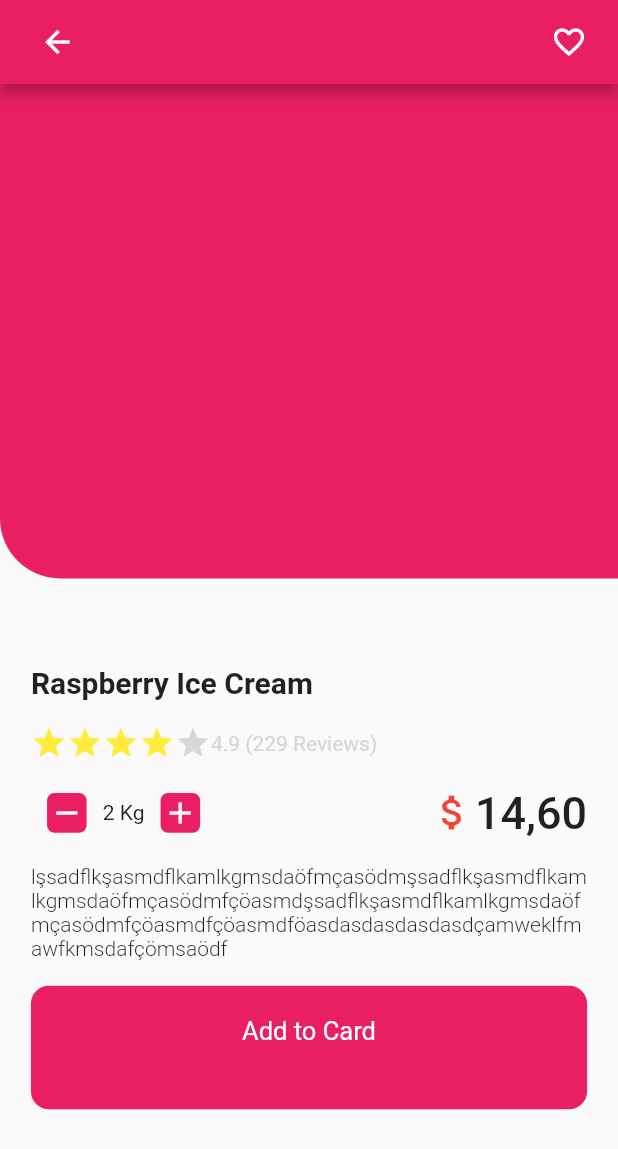
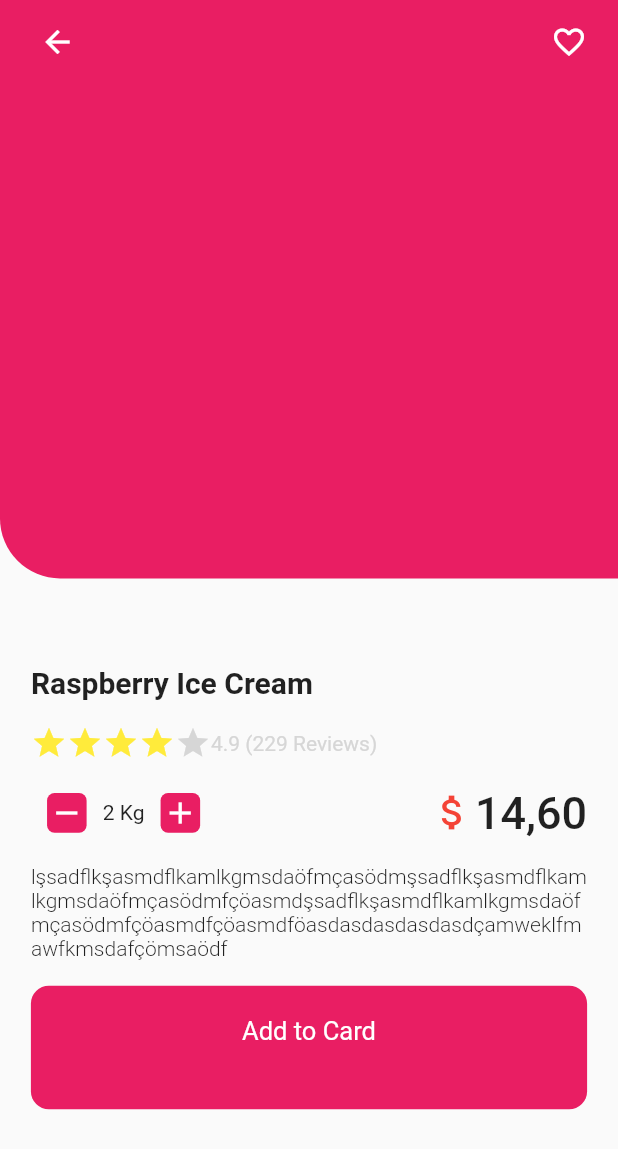
Before and after one commit to YigitYeler/IceCreamShopDesign, a Flutter app: the ProductContent screen opened directly, on a phone screen of 412 x 824 dp. Shown: the top 1149 px of the screen. Run offline on Flutter 3.47's test engine with Material 2 defaults, Android fonts, the phone set to English and light mode, and no system bars; our stand-ins replace firebase_core; accounts and stored records are empty.

Commit message:
added firebase and edited design

```diff
--- a/lib/main.dart
+++ b/lib/main.dart
@@ -1,8 +1,13 @@
 import 'package:flutter/material.dart';
 import 'package:ice_cream_shop/screens/home_page.dart';
 import 'package:ice_cream_shop/screens/product_content_page.dart';
+import 'package:firebase_core/firebase_core.dart';
 
-void main() {
+void main() async {
+  // WidgetsFlutterBinding.ensureInitialized();
+  // await Firebase.initializeApp(
+  //   options: DefaultFirebaseOptions.currentPlatform,
+  // );
   runApp(MyApp());
 }
 
@@ -25,7 +30,7 @@ class MyApp extends StatelessWidget {
         // is not restarted.
         primarySwatch: Colors.blue,
       ),
-      home: ProductContent(),
+      home: HomePage(),
     );
   }
 }
--- a/lib/screens/home_page.dart
+++ b/lib/screens/home_page.dart
@@ -1,6 +1,7 @@
 import 'package:flutter/cupertino.dart';
 import 'package:flutter/material.dart';
 import 'package:ice_cream_shop/views/popular_ice_cream_view.dart';
+import 'package:ice_cream_shop/views/title_text_view.dart';
 import 'package:ice_cream_shop/views/title_view.dart';
 import 'package:ice_cream_shop/views/top_flavours_view.dart';
 import 'package:ice_cream_shop/views/top_item_container.dart';
@@ -40,31 +41,22 @@ class _HomePageState extends State<HomePage> {
                   )
                 ],
               ),
-              Text(
-                "Top Flavours",
-                style: TextStyle(
-                  fontWeight: FontWeight.w700,
+              TitleText(
+                  title: "Top Flavours",
                   fontSize: 17,
-                ),
-              ),
+                  fontWeight: FontWeight.w700),
               TopFlavours(),
-              Text(
-                "Popular Ice Cream",
-                style: TextStyle(
-                  fontWeight: FontWeight.w700,
+              TitleText(
+                  title: "Popular Ice Cream",
                   fontSize: 17,
-                ),
-              ),
+                  fontWeight: FontWeight.w700),
               PopularIceCream(),
               Padding(
                 padding: const EdgeInsets.only(top: 20),
-                child: Text(
-                  "Top Item",
-                  style: TextStyle(
-                    fontWeight: FontWeight.w700,
+                child: TitleText(
+                    title: "Top Item",
                     fontSize: 17,
-                  ),
-                ),
+                    fontWeight: FontWeight.w700),
               ),
               Row(
                 mainAxisAlignment: MainAxisAlignment.spaceBetween,
--- a/lib/screens/product_content_page.dart
+++ b/lib/screens/product_content_page.dart
@@ -1,5 +1,6 @@
 import 'package:flutter/material.dart';
 import 'package:ice_cream_shop/views/product_content/appbar_icon.dart';
+import 'package:ice_cream_shop/views/title_text_view.dart';
 
 class ProductContent extends StatefulWidget {
   const ProductContent({Key key}) : super(key: key);
@@ -15,6 +16,7 @@ class _ProductContentState extends State<ProductContent> {
     double height = MediaQuery.of(context).size.height;
     return Scaffold(
       appBar: AppBar(
+        elevation: 0,
         backgroundColor: Colors.pink,
         leading: AppBarIcon(
           icon: Icons.arrow_back,
@@ -50,14 +52,28 @@ class _ProductContentState extends State<ProductContent> {
                 crossAxisAlignment: CrossAxisAlignment.start,
                 mainAxisAlignment: MainAxisAlignment.spaceEvenly,
                 children: [
+                  TitleText(
+                      title: "Raspberry Ice Cream",
+                      fontSize: 20,
+                      fontWeight: FontWeight.w700),
+                  starsAndReviews(),
+                  quantityAndPriceRow(width),
                   Text(
-                    "Raspberry Ice Cream",
-                    style: TextStyle(
-                      fontWeight: FontWeight.w700,
-                      fontSize: 20,
+                    "lşsadflkşasmdflkamlkgmsdaöfmçasödmşsadflkşasmdflkamlkgmsdaöfmçasödmfçöasmdşsadflkşasmdflkamlkgmsdaöfmçasödmfçöasmdfçöasmdföasdasdasdasdasdçamweklfmawfkmsdafçömsaödf",
+                    style: TextStyle(fontWeight: FontWeight.w300),
+                  ),
+                  addToCardContainer(width, height)
+                ],
               ),
             ),
-                  Row(
+          ],
+        ),
+      ),
+    );
+  }
+
+  Row starsAndReviews() {
+    return Row(
       children: [
         Icon(
           Icons.star,
@@ -86,8 +102,11 @@ class _ProductContentState extends State<ProductContent> {
           ),
         )
       ],
-                  ),
-                  Row(
+    );
+  }
+
+  Row quantityAndPriceRow(double width) {
+    return Row(
       mainAxisAlignment: MainAxisAlignment.spaceBetween,
       children: [
         Container(
@@ -95,38 +114,12 @@ class _ProductContentState extends State<ProductContent> {
           child: Row(
             mainAxisAlignment: MainAxisAlignment.spaceEvenly,
             children: [
-                            InkWell(
-                              child: Container(
-                                width: width * 6.4 / 100,
-                                height: width * 6.4 / 100,
-                                decoration: BoxDecoration(
-                                  borderRadius: BorderRadius.circular(5),
-                                  color: Colors.pink,
-                                ),
-                                child: Icon(
-                                  Icons.remove,
-                                  color: Colors.white,
-                                ),
-                              ),
-                            ),
+              quantityButton(width, Icons.remove),
               Text(
                 "2 Kg",
                 style: TextStyle(fontWeight: FontWeight.w400),
               ),
-                            InkWell(
-                              child: Container(
-                                width: width * 6.4 / 100,
-                                height: width * 6.4 / 100,
-                                decoration: BoxDecoration(
-                                  borderRadius: BorderRadius.circular(5),
-                                  color: Colors.pink,
-                                ),
-                                child: Icon(
-                                  Icons.add,
-                                  color: Colors.white,
-                                ),
-                              ),
-                            ),
+              quantityButton(width, Icons.add)
             ],
           ),
         ),
@@ -138,30 +131,39 @@ class _ProductContentState extends State<ProductContent> {
                 color: Colors.red,
                 size: 30,
               ),
-                            Text(
-                              "14,60",
-                              textAlign: TextAlign.center,
-                              style: TextStyle(
-                                fontWeight: FontWeight.w500,
-                                fontSize: 30,
-                              ),
-                            ),
+              TitleText(
+                  title: "14,60", fontSize: 30, fontWeight: FontWeight.w500),
             ],
           ),
         )
       ],
+    );
+  }
+
+  InkWell quantityButton(double width, IconData icon) {
+    return InkWell(
+      child: Container(
+        width: width * 6.4 / 100,
+        height: width * 6.4 / 100,
+        decoration: BoxDecoration(
+          borderRadius: BorderRadius.circular(5),
+          color: Colors.pink,
         ),
-                  Text(
-                    "lşsadflkşasmdflkamlkgmsdaöfmçasödmşsadflkşasmdflkamlkgmsdaöfmçasödmfçöasmdşsadflkşasmdflkamlkgmsdaöfmçasödmfçöasmdfçöasmdföasdasdasdasdasdçamweklfmawfkmsdafçömsaödf",
-                    style: TextStyle(fontWeight: FontWeight.w300),
+        child: Icon(
+          icon,
+          color: Colors.white,
         ),
-                  InkWell(
+      ),
+    );
+  }
+
+  InkWell addToCardContainer(double width, double height) {
+    return InkWell(
       child: Container(
         width: width,
         height: height * 10 / 100,
         decoration: BoxDecoration(
-                          color: Colors.pink,
-                          borderRadius: BorderRadius.circular(12)),
+            color: Colors.pink, borderRadius: BorderRadius.circular(12)),
         child: Padding(
           padding: const EdgeInsets.all(20.0),
           child: Text(
@@ -171,13 +173,6 @@ class _ProductContentState extends State<ProductContent> {
           ),
         ),
       ),
-                  )
-                ],
-              ),
-            ),
-          ],
-        ),
-      ),
     );
   }
 }
--- /dev/null
+++ b/lib/views/title_text_view.dart
@@ -0,0 +1,24 @@
+import 'package:flutter/material.dart';
+
+class TitleText extends StatelessWidget {
+  final String title;
+  final double fontSize;
+  final FontWeight fontWeight;
+  const TitleText(
+      {Key key,
+      @required this.title,
+      @required this.fontSize,
+      @required this.fontWeight})
+      : super(key: key);
+
+  @override
+  Widget build(BuildContext context) {
+    return Text(
+      title,
+      style: TextStyle(
+        fontWeight: fontWeight,
+        fontSize: fontSize,
+      ),
+    );
+  }
+}
--- a/pubspec.yaml
+++ b/pubspec.yaml
@@ -28,6 +28,8 @@ dependencies:
   # The following adds the Cupertino Icons font to your application.
   # Use with the CupertinoIcons class for iOS style icons.
   cupertino_icons: ^1.0.2
+  cloud_firestore: ^3.1.7
+  firebase_core: ^1.12.0
 
 dev_dependencies:
   flutter_test:
```
Also changed, not shown: pubspec.lock, 3 other files. Lines whose indentation alone changed are shown as unchanged.
